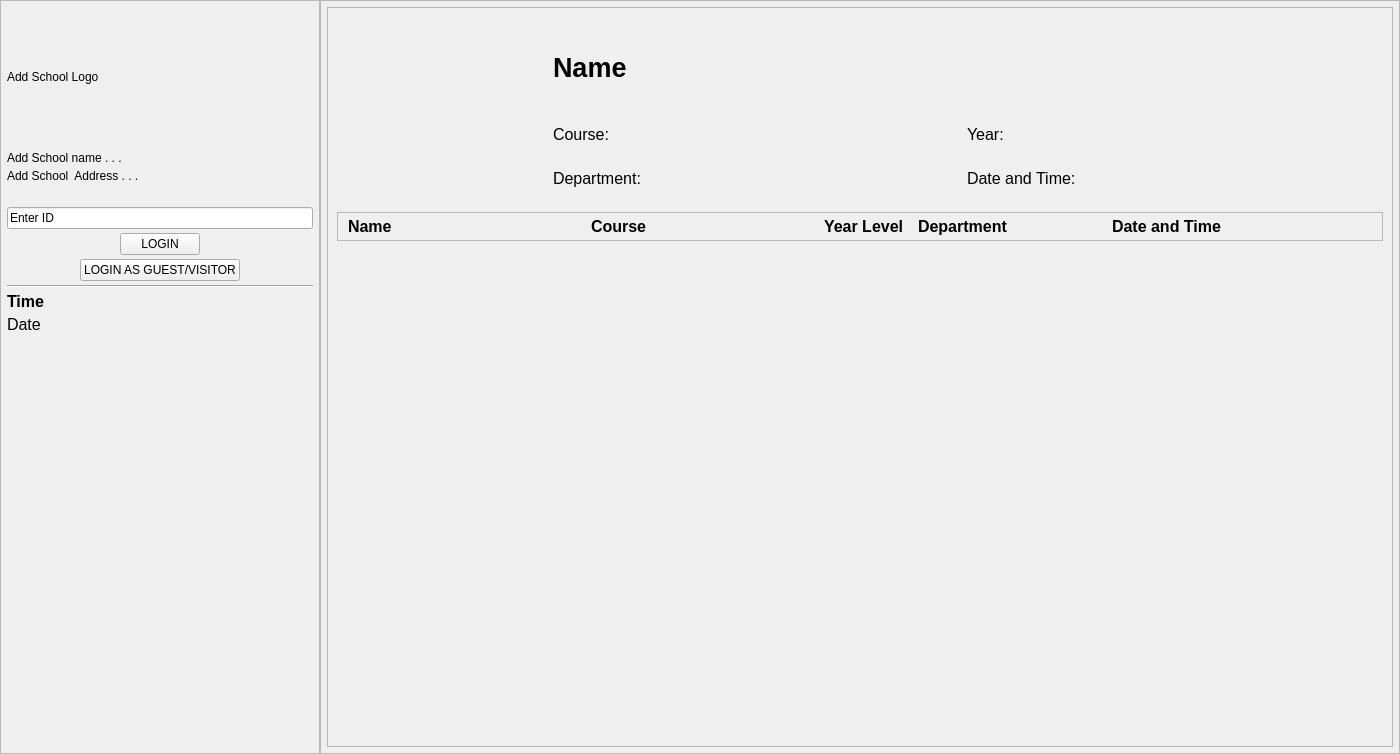
Before: the Qt Designer form qt-app/mainwindow.ui in lachris320/WITS, drawn with Qt 5.
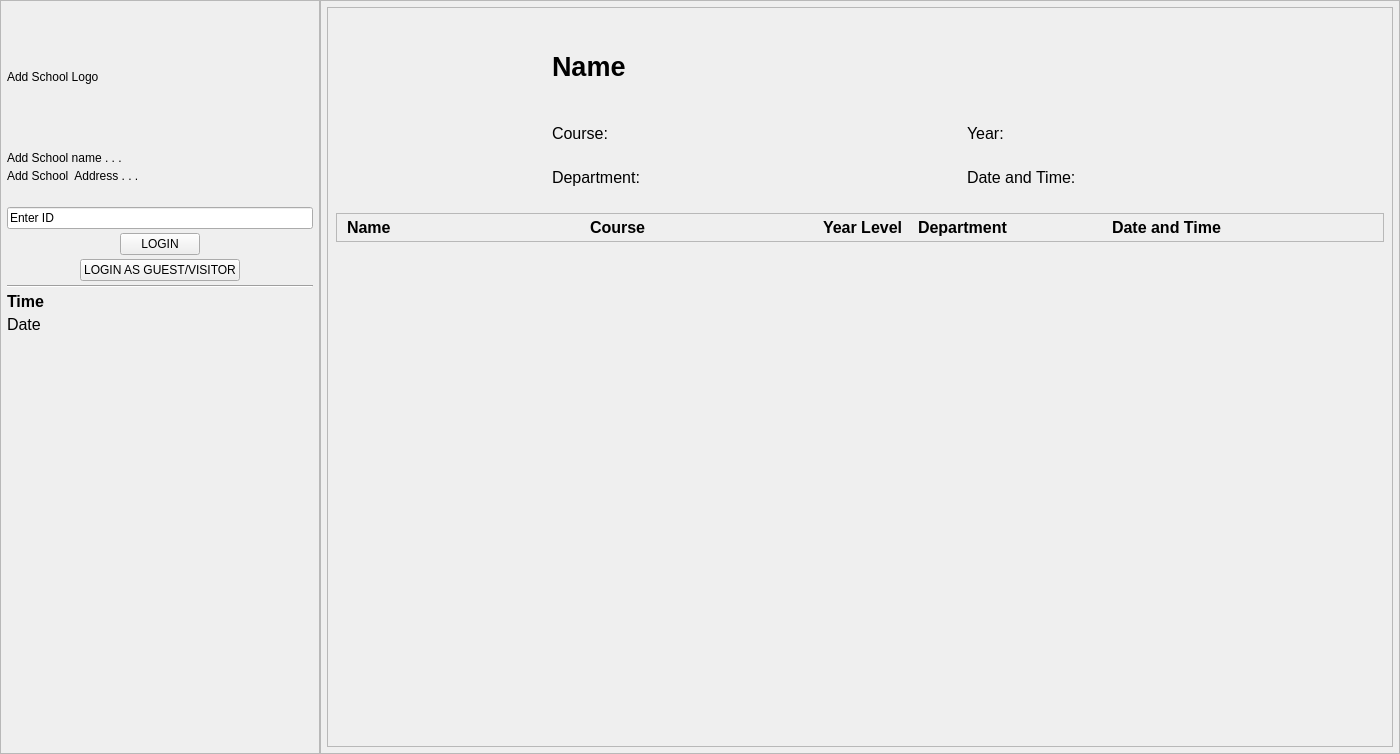
After: the same form once the commit is applied.

Commit message: fix(kiosk): fill recent-logins list to the panel bottom

What changed in the file:
```diff
--- a/qt-app/mainwindow.ui
+++ b/qt-app/mainwindow.ui
@@ -337,6 +337,21 @@
            </rect>
           </property>
           <layout class="QVBoxLayout" name="scrollContentsLayout">
+           <property name="spacing">
+            <number>8</number>
+           </property>
+           <property name="leftMargin">
+            <number>8</number>
+           </property>
+           <property name="topMargin">
+            <number>8</number>
+           </property>
+           <property name="rightMargin">
+            <number>8</number>
+           </property>
+           <property name="bottomMargin">
+            <number>8</number>
+           </property>
            <item>
             <widget class="QWidget" name="widget" native="true">
              <layout class="QHBoxLayout" name="widgetDetailLayout">
@@ -634,6 +649,12 @@
            </item>
            <item>
             <widget class="QWidget" name="widget_2" native="true">
+             <property name="sizePolicy">
+              <sizepolicy hsizetype="Preferred" vsizetype="Expanding">
+               <horstretch>0</horstretch>
+               <verstretch>1</verstretch>
+              </sizepolicy>
+             </property>
              <layout class="QHBoxLayout" name="row2Layout">
               <property name="leftMargin">
                <number>10</number>
@@ -777,6 +798,12 @@
            </item>
            <item>
             <widget class="QWidget" name="widget_3" native="true">
+             <property name="sizePolicy">
+              <sizepolicy hsizetype="Preferred" vsizetype="Expanding">
+               <horstretch>0</horstretch>
+               <verstretch>1</verstretch>
+              </sizepolicy>
+             </property>
              <layout class="QHBoxLayout" name="row3Layout">
               <property name="leftMargin">
                <number>10</number>
@@ -920,6 +947,12 @@
            </item>
            <item>
             <widget class="QWidget" name="widget_4" native="true">
+             <property name="sizePolicy">
+              <sizepolicy hsizetype="Preferred" vsizetype="Expanding">
+               <horstretch>0</horstretch>
+               <verstretch>1</verstretch>
+              </sizepolicy>
+             </property>
              <layout class="QHBoxLayout" name="row4Layout">
               <property name="leftMargin">
                <number>10</number>
@@ -1063,6 +1096,12 @@
            </item>
            <item>
             <widget class="QWidget" name="widget_5" native="true">
+             <property name="sizePolicy">
+              <sizepolicy hsizetype="Preferred" vsizetype="Expanding">
+               <horstretch>0</horstretch>
+               <verstretch>1</verstretch>
+              </sizepolicy>
+             </property>
              <layout class="QHBoxLayout" name="row5Layout">
               <property name="leftMargin">
                <number>10</number>
@@ -1206,6 +1245,12 @@
            </item>
            <item>
             <widget class="QWidget" name="widget_6" native="true">
+             <property name="sizePolicy">
+              <sizepolicy hsizetype="Preferred" vsizetype="Expanding">
+               <horstretch>0</horstretch>
+               <verstretch>1</verstretch>
+              </sizepolicy>
+             </property>
              <layout class="QHBoxLayout" name="row6Layout">
               <property name="leftMargin">
                <number>10</number>
@@ -1349,6 +1394,12 @@
            </item>
            <item>
             <widget class="QWidget" name="widget_7" native="true">
+             <property name="sizePolicy">
+              <sizepolicy hsizetype="Preferred" vsizetype="Expanding">
+               <horstretch>0</horstretch>
+               <verstretch>1</verstretch>
+              </sizepolicy>
+             </property>
              <layout class="QHBoxLayout" name="row7Layout">
               <property name="leftMargin">
                <number>10</number>
@@ -1492,6 +1543,12 @@
            </item>
            <item>
             <widget class="QWidget" name="widget_8" native="true">
+             <property name="sizePolicy">
+              <sizepolicy hsizetype="Preferred" vsizetype="Expanding">
+               <horstretch>0</horstretch>
+               <verstretch>1</verstretch>
+              </sizepolicy>
+             </property>
              <layout class="QHBoxLayout" name="row8Layout">
               <property name="leftMargin">
                <number>10</number>
@@ -1635,6 +1692,12 @@
            </item>
            <item>
             <widget class="QWidget" name="widget_9" native="true">
+             <property name="sizePolicy">
+              <sizepolicy hsizetype="Preferred" vsizetype="Expanding">
+               <horstretch>0</horstretch>
+               <verstretch>1</verstretch>
+              </sizepolicy>
+             </property>
              <layout class="QHBoxLayout" name="row9Layout">
               <property name="leftMargin">
                <number>10</number>
@@ -1776,22 +1839,6 @@
              </layout>
             </widget>
            </item>
-           <item>
-            <spacer name="verticalSpacer_scroll">
-             <property name="orientation">
-              <enum>Qt::Orientation::Vertical</enum>
-             </property>
-             <property name="sizeType">
-              <enum>QSizePolicy::Policy::Expanding</enum>
-             </property>
-             <property name="sizeHint" stdset="0">
-              <size>
-               <width>20</width>
-               <height>40</height>
-              </size>
-             </property>
-            </spacer>
-           </item>
           </layout>
          </widget>
         </widget>
```
